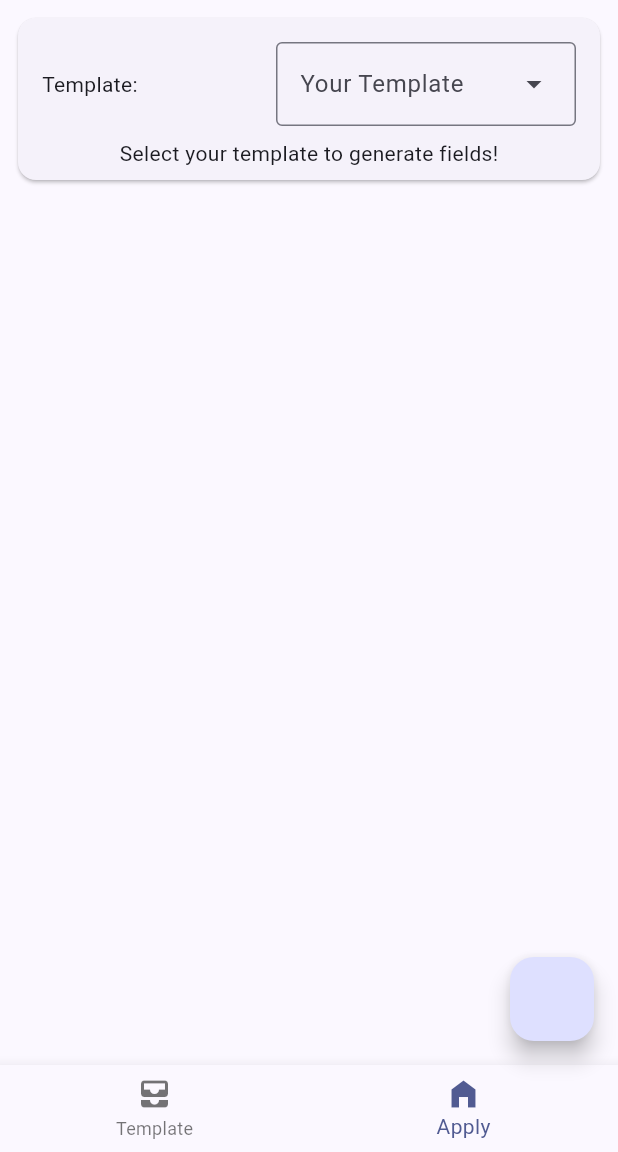
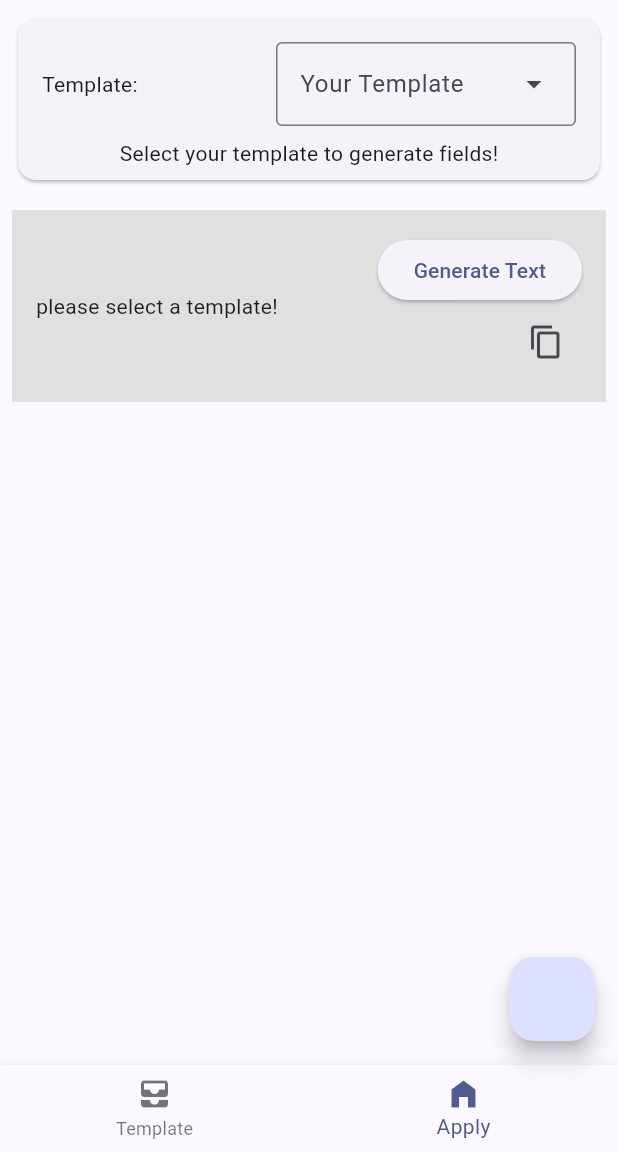
Before and after one commit to IzetopeDev/Message-Templator, a Flutter app: the screen it shows after launch, on a phone screen of 412 x 824 dp, the part 84-1236 px from its top. Run offline on Flutter 3.47's test engine with Material 3 defaults, Android fonts, the phone set to English and light mode, and no system bars; our stand-ins replace equatable, flutter_riverpod.

Commit message:
?feat: apply responses to template ?: flutter error due to something about rebuilding and also the value keys not matching up or something.

```diff
--- a/templator/lib/models/single_instance/result_text_section.dart
+++ b/templator/lib/models/single_instance/result_text_section.dart
@@ -10,126 +10,126 @@ import 'package:templator/types/Exceptions.dart';
 import 'package:templator/states/template_builder.dart';
 
 
-// class ResultText extends ConsumerStatefulWidget {
+class ResultText extends ConsumerStatefulWidget {
 
-//   const ResultText({super.key});
+  const ResultText({super.key});
 
-//   @override
-//   ConsumerState createState() => _ResultTextState();
-// }
+  @override
+  ConsumerState createState() => _ResultTextState();
+}
 
-// class _ResultTextState extends ConsumerState<ResultText> {
-//   String _generatedText = "please select a template!";
+class _ResultTextState extends ConsumerState<ResultText> {
+  String _generatedText = "please select a template!";
 
-//   void _generateText() {
-//     ActiveTemplateState state = ref.read(activeTemplateProvider);
-//     NullValueException.check(state.activeTemplate, context: "template");
+  void _generateText() {
+    ActiveTemplateState state = ref.read(activeTemplateProvider);
+    NullValueException.check(state.activeTemplate, context: "template");
 
-//     TemplateBuilder template = state.activeTemplate;
-//     String? appliedTemplateText = template.templateText;
+    TemplateBuilder template = state.activeTemplate;
+    String? appliedTemplateText = template.templateText;
 
-//     for (var field in template.formFieldConfigs.values) {
-//       dynamic value = state.fieldValues[field.keyword];
+    for (var field in template.formFieldConfigs.values) {
+      dynamic value = state.formResponses[field.keyword];
 
-//       log(
-//         "searched ${field.keyword}, value: $value",
-//         name: "DEBUG (-v)",
-//         level: 300,
-//       );
+      log(
+        "searched ${field.keyword}, value: $value",
+        name: "DEBUG (-v)",
+        level: 300,
+      );
 
-//       NullValueException.check(value, context: "field");
+      NullValueException.check(value, context: "field");
 
-//       if (value is List<String>) {
-//         value = value.join(",\n");
-//       } else if (value !is String) {
-//         UnpredictedException(value: value, context: "field");
-//       }
+      if (value is List<String?>) {
+        value = value.join(",\n");
+      } else if (value !is String) {
+        UnpredictedException(value: value, context: "field");
+      }
 
-//       appliedTemplateText = appliedTemplateText
-//         .replaceAll("{{${field.keyword}}}", value!);
-//     }
+      appliedTemplateText = appliedTemplateText
+        ?.replaceAll("{{${field.keyword}}}", value!);
+    }
 
-//     setState(() {
-//       _generatedText = appliedTemplateText;
-//     });
+    setState(() {
+      _generatedText = appliedTemplateText ?? "No Template Text!";
+    });
 
-//   }
+  }
 
-//   void _onPressedGenerate() {
-//     log(
-//       "User pressed generate text button",
-//       name: "INFO",
-//       level: 800,
-//     );
+  void _onPressedGenerate() {
+    log(
+      "User pressed generate text button",
+      name: "INFO",
+      level: 800,
+    );
 
-//     try {_generateText();}
-//     catch (e) {
-//       log("Exception caught:", name: "WARN", level: 900, error: e);
-//       if (e is NullValueException) {
-//         switch (e.context) {
-//           case "template":
-//             setState(() =>_generatedText = "please select a template!");
-//             break;
+    try {_generateText();}
+    catch (e) {
+      log("Exception caught:", name: "WARN", level: 900, error: e);
+      if (e is NullValueException) {
+        switch (e.context) {
+          case "template":
+            setState(() =>_generatedText = "please select a template!");
+            break;
 
-//           case "field":
-//             setState(() =>_generatedText = "please fill in all the fields!");
-//             break;
-//         }
-//       } else if (e is UnpredictedException) {
-//         log(e.message, name:"ERROR", level: 1200);
-//       }
-//     }
-//   }
+          case "field":
+            setState(() =>_generatedText = "please fill in all the fields!");
+            break;
+        }
+      } else if (e is UnpredictedException) {
+        log(e.message, name:"ERROR", level: 1200);
+      }
+    }
+  }
 
-//   @override
-//   Widget build(BuildContext context) {
-//     return Padding(
-//       padding: const EdgeInsets.all(8.0),
-//       child: Container(
-//         width: double.infinity,
-//         color: Colors.grey[300],
-//         padding: const EdgeInsets.all(8.0),
-//         child: Padding(
-//           padding: const EdgeInsets.all(8.0),
-//           child: Row(
-//             mainAxisAlignment: MainAxisAlignment.end,
-//             crossAxisAlignment: CrossAxisAlignment.center,
-//             children: [
-//               Expanded(
-//                 child: Text(_generatedText),
-//               ),
-//               Column(
-//                 crossAxisAlignment: CrossAxisAlignment.end,
-//                 children: [
-//                   ElevatedButton(
-//                     onPressed: _onPressedGenerate,
-//                     child: Text("Generate Text"),
-//                   ),
-//                   IconButton(
-//                     icon: Icon(Icons.copy),
-//                     onPressed: () async {
-//                       log(
-//                         "User pressed Copy Text!",
-//                         name: "INFO",
-//                         level: 800
-//                       );
+  @override
+  Widget build(BuildContext context) {
+    return Padding(
+      padding: const EdgeInsets.all(8.0),
+      child: Container(
+        width: double.infinity,
+        color: Colors.grey[300],
+        padding: const EdgeInsets.all(8.0),
+        child: Padding(
+          padding: const EdgeInsets.all(8.0),
+          child: Row(
+            mainAxisAlignment: MainAxisAlignment.end,
+            crossAxisAlignment: CrossAxisAlignment.center,
+            children: [
+              Expanded(
+                child: Text(_generatedText),
+              ),
+              Column(
+                crossAxisAlignment: CrossAxisAlignment.end,
+                children: [
+                  ElevatedButton(
+                    onPressed: _onPressedGenerate,
+                    child: Text("Generate Text"),
+                  ),
+                  IconButton(
+                    icon: Icon(Icons.copy),
+                    onPressed: () async {
+                      log(
+                        "User pressed Copy Text!",
+                        name: "INFO",
+                        level: 800
+                      );
 
-//                       await Clipboard.setData(ClipboardData(text: _generatedText));
+                      await Clipboard.setData(ClipboardData(text: _generatedText));
 
-//                       if (!context.mounted) return;
+                      if (!context.mounted) return;
 
-//                       ScaffoldMessenger.of(context).showSnackBar(
-//                         const SnackBar(content: Text("Copied to Clipboard!"))
-//                       );
-//                     },
-//                   ),
-//                 ],
-//               )
-//             ],
-//           ),
-//         ),
-//       ),
-//     );
-//   }
+                      ScaffoldMessenger.of(context).showSnackBar(
+                        const SnackBar(content: Text("Copied to Clipboard!"))
+                      );
+                    },
+                  ),
+                ],
+              )
+            ],
+          ),
+        ),
+      ),
+    );
+  }
 
-// }
+}
--- a/templator/lib/models/single_instance/text_template_card.dart
+++ b/templator/lib/models/single_instance/text_template_card.dart
@@ -48,7 +48,9 @@ class TextTemplateCard extends ConsumerWidget {
           padding: const EdgeInsets.all(8.0),
           child: Column(
             children: [
-              DropdownFieldConfig<TemplateBuilder?>(
+              KeyedSubtree(
+                key: const ValueKey("MainTemplateSelector"),
+                child: DropdownFieldConfig<TemplateBuilder?>(
                   dropdownMenuEntries: builders?.map((b) {
                     return DropdownMenuEntry(
                       value: b,
@@ -65,8 +67,9 @@ class TextTemplateCard extends ConsumerWidget {
                   onValueUpdate: (value) => _onTemplateSelected(value, activeTemplateNotifier),
                 )
                 .buildFormField(),
+              ),
               Column(
-                children: activeTemplate.buildFormFields(),
+                children: activeTemplate.buildFormFields(activeTemplateNotifier: activeTemplateNotifier),
               ),
             ],
           ),
--- a/templator/lib/pages/template_form_page.dart
+++ b/templator/lib/pages/template_form_page.dart
@@ -13,7 +13,7 @@ class TemplateFormPage extends StatelessWidget {
       child: ListView(
         children: [
           TextTemplateCard(),
-          //ResultText(),
+          ResultText(),
           SizedBox(height: 200),
         ],
       ),
--- a/templator/lib/states/active_template_state.dart
+++ b/templator/lib/states/active_template_state.dart
@@ -4,7 +4,7 @@ class ActiveTemplateState {
   final TemplateBuilder activeTemplate;
   final bool showOptional;
 
-  //String is the fieldID.
+  //String is the keyword.
   final Map<String, dynamic> formResponses;
 
   const ActiveTemplateState({
--- a/templator/lib/states/template_builder.dart
+++ b/templator/lib/states/template_builder.dart
@@ -3,7 +3,6 @@ import 'dart:developer';
 import 'package:flutter/material.dart';
 import 'package:templator/providers/active_template_notifier.dart';
 import 'package:templator/states/field_configs/field_selector_config.dart';
-import 'package:templator/states/field_configs/selection_field_config.dart';
 import '../types/field_config.dart';
 
 class TemplateBuilder {
@@ -38,7 +37,8 @@ class TemplateBuilder {
 
       widgets.add(
         Card(
-          child: fc.buildEditorField(stateConfig: stateConfig)
+          key: ValueKey('editor_${fc.uid}'),
+          child: fc.buildEditorField(stateConfig: stateConfig),
         )
       );
     }
@@ -53,21 +53,26 @@ class TemplateBuilder {
 
     List<Widget> widgets = [];
     for (FieldConfig fc in formFieldConfigs.values) {
+
+
       FieldConfig stateConfig = fc.copyWith(
         onValueUpdate: (value) => activeTemplateNotifier?.updateFormResponse(
-          uid: fc.uid,
+          keyword: fc.keyword,
           value: value,
         ),
       );
 
       if (fc.runtimeType == FieldSelectorConfig) continue;
       widgets.add(
-        fc.buildFormField(stateConfig: stateConfig)
+        KeyedSubtree(
+          key: ValueKey('form_${fc.uid}'),
+          child: fc.buildFormField(stateConfig: stateConfig),
+        )
       );
     }
 
     // TODO: replace Placeholder for no fields
-    if (widgets.isEmpty) widgets= [Text("Select your template to generate fields!")];
+    if (widgets.isEmpty) widgets= [const Text("Select your template to generate fields!", key: ValueKey('empty_fields_msg'))];
     return widgets;
   }
 
--- a/templator/lib/types/exceptions.dart
+++ b/templator/lib/types/exceptions.dart
@@ -44,7 +44,7 @@ class UnpredictedException implements Exception {
     return customMessage
       // ignore: prefer_adjacent_string_concatenation
       ?? "Unexpected value (${context ?? "unknown"})}\n" +
-        "value: $value" +
+        "value: ${value.toString()}" +
         "stack trace: ${stack ?? StackTrace.current}";
   }
 
```
Also changed, not shown: templator/lib/providers/active_template_notifier.dart (+4 -9 lines), templator/lib/states/field_configs/selection_field_config.dart (+10 -2 lines). Lines whose indentation alone changed are shown as unchanged.
